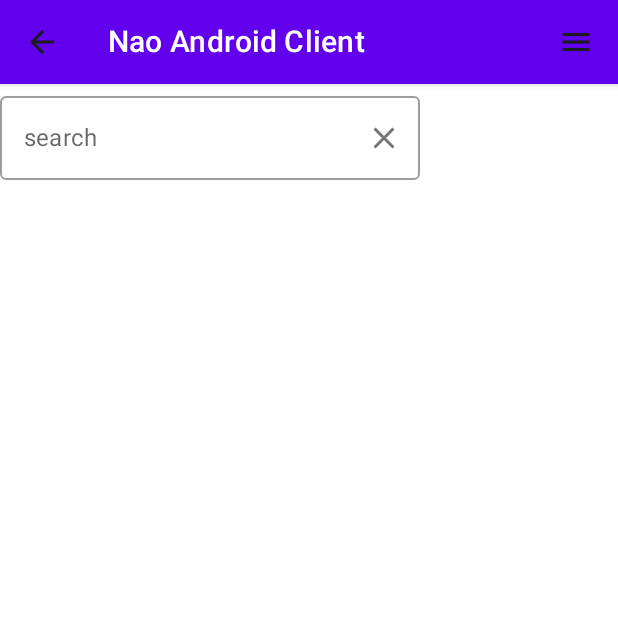
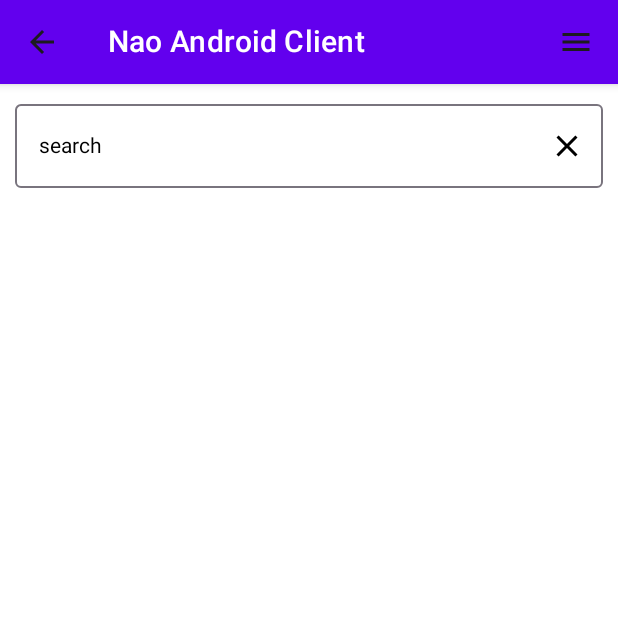
Before and after one commit to liamlgalvin/NAO-android-client, an Android app built with Jetpack Compose: the SearchScreen screen opened through its navigation route, on a phone screen of 412 x 824 dp, the top half of it. Run offline under Robolectric (Android 15) with nearby library versions, the phone set to English and light mode, and no system bars; our stand-ins replace Dagger/Hilt's generated code, livedata-compose; libraries missing offline, so code that uses them is left out: com.tinder.scarlet; 2 statements that could not run were skipped.

Commit message:
move text to strings.xml

```diff
--- a/src/main/java/com/example/naoandroidclient/ui/MainViewModel.kt
+++ b/src/main/java/com/example/naoandroidclient/ui/MainViewModel.kt
@@ -43,20 +43,21 @@ class MainViewModel @Inject constructor(
 
     var robotStatus =  state.getLiveData<RobotStatus>("robotStatus" , RobotStatus.NO_APP_RUNNING)
     var message =  state.getLiveData<String>("message")
+    var errorMessage =  state.getLiveData<String>("errorMessage")
     var currentApp =  state.getLiveData<App>("currentApp")
 
     var connectedState = state.getLiveData<String>("connectedState")
     var previousConnectedState = mutableStateOf("")
 
+    val activityNotification: MutableLiveData<ActivityNotification> by lazy { MutableLiveData<ActivityNotification>() }
+
+    var showProgressBar = MutableLiveData(false)
+    val connectionStatus = MutableLiveData(ConnectionStatus.NOT_CONNECTED)
+
     fun getConnectedState() : String? {
         previousConnectedState.value = connectedState.value.toString()
         return connectedState.value
     }
-    val activityNotification: MutableLiveData<ActivityNotification> by lazy { MutableLiveData<ActivityNotification>() }
-    var showProgressBar = MutableLiveData(false)
-
-    val connectionStatus = MutableLiveData(ConnectionStatus.NOT_CONNECTED)
-
 
     fun sendMessage(type: String) {
         sendMessage(type, "")
@@ -65,7 +66,6 @@ class MainViewModel @Inject constructor(
     fun sendMessage(type: String, message: String) {
         webSocketService.sendMessage(Message(type, "", "", message))
     }
-
 
     fun observeConnection() {
         webSocketService.observeWebSocket()
--- a/src/main/java/com/example/naoandroidclient/ui/connect/ConnectScreen.kt
+++ b/src/main/java/com/example/naoandroidclient/ui/connect/ConnectScreen.kt
@@ -5,9 +5,9 @@ import androidx.compose.foundation.gestures.detectTapGestures
 import androidx.compose.foundation.layout.*
 import androidx.compose.foundation.text.KeyboardActions
 import androidx.compose.foundation.text.KeyboardOptions
-import androidx.compose.material.Button
+import androidx.compose.material3.Button
 import androidx.compose.material.Icon
-import androidx.compose.material.OutlinedTextField
+import androidx.compose.material3.OutlinedTextField
 import androidx.compose.material.Text
 import androidx.compose.material.icons.Icons
 import androidx.compose.material.icons.filled.Clear
@@ -16,10 +16,12 @@ import androidx.compose.runtime.livedata.observeAsState
 import androidx.compose.ui.Modifier
 import androidx.compose.ui.input.pointer.pointerInput
 import androidx.compose.ui.platform.LocalFocusManager
+import androidx.compose.ui.res.stringResource
 import androidx.compose.ui.text.input.ImeAction
 import androidx.compose.ui.text.input.KeyboardType
 import androidx.compose.ui.unit.dp
 import androidx.navigation.NavController
+import com.example.naoandroidclient.R
 import com.example.naoandroidclient.domain.ConnectionStatus
 import com.example.naoandroidclient.ui.MainViewModel
 import com.example.naoandroidclient.ui.navigation.Screen
@@ -53,7 +55,7 @@ fun ConnectScreen(navController: NavController, mainViewModel: MainViewModel, co
         OutlinedTextField(
             value = connectViewModel.ip.value,
             onValueChange = { ip -> connectViewModel.setIp(ip)  },
-            label = { Text("NAO Robot IP address") },
+            label = { Text(stringResource(id = R.string.nao_robot_ip_address)) },
             keyboardActions = KeyboardActions(onGo = { focusManager.clearFocus() }),
             keyboardOptions = KeyboardOptions(
                 keyboardType = KeyboardType.Number,
@@ -62,16 +64,19 @@ fun ConnectScreen(navController: NavController, mainViewModel: MainViewModel, co
             trailingIcon = {
                 Icon(
                     Icons.Default.Clear,
-                    contentDescription = "clear ip",
+                    contentDescription = stringResource(id = R.string.clear_input),
                     modifier = Modifier
                         .clickable {
                             connectViewModel.ip.value = ""
                         }
                 )
-            }
+            },
+            modifier = Modifier
+                .fillMaxWidth()
         )
 
         Button(
+            modifier = Modifier.fillMaxWidth().padding(vertical = 10.dp),
             onClick =
             {
                 focusManager.clearFocus()
@@ -84,7 +89,7 @@ fun ConnectScreen(navController: NavController, mainViewModel: MainViewModel, co
                 }
             }
         ) {
-            Text(text = "Connect")
+            Text(text = stringResource(id = R.string.connect))
         }
     }
 }
--- a/src/main/java/com/example/naoandroidclient/ui/main/DrawerContent.kt
+++ b/src/main/java/com/example/naoandroidclient/ui/main/DrawerContent.kt
@@ -8,8 +8,10 @@ import androidx.compose.runtime.getValue
 import androidx.compose.runtime.livedata.observeAsState
 import androidx.compose.ui.Alignment
 import androidx.compose.ui.Modifier
+import androidx.compose.ui.res.stringResource
 import androidx.compose.ui.unit.dp
 import androidx.compose.ui.unit.sp
+import com.example.naoandroidclient.R
 import com.example.naoandroidclient.domain.ConnectionStatus
 import com.example.naoandroidclient.ui.MainViewModel
 
@@ -37,7 +39,7 @@ fun DisconnectedMenu(viewModel: MainViewModel) {
         .fillMaxWidth()
         .clickable {
         }) {
-        Text(text = "about", fontSize = 30.sp)
+        Text(text = stringResource(id = R.string.about), fontSize = 30.sp)
     }
 
 }
@@ -49,12 +51,12 @@ fun ConnectedMenu(viewModel: MainViewModel) {
         .clickable {
             viewModel.disconnectWebSocket()
         }) {
-        Text(text = "disconnect", fontSize = 30.sp)
+        Text(text = stringResource(id = R.string.disconnect), fontSize = 30.sp)
     }
     Row(Modifier
         .fillMaxWidth()
         .clickable {
         }) {
-        Text(text = "about", fontSize = 30.sp)
+        Text(text = stringResource(id = R.string.about), fontSize = 30.sp)
     }
 }
--- a/src/main/java/com/example/naoandroidclient/ui/search/SearchScreen.kt
+++ b/src/main/java/com/example/naoandroidclient/ui/search/SearchScreen.kt
@@ -1,15 +1,19 @@
 package com.example.naoandroidclient.ui.search
 
+import androidx.compose.animation.AnimatedVisibility
+import androidx.compose.animation.fadeIn
+import androidx.compose.animation.fadeOut
 import androidx.compose.foundation.ExperimentalFoundationApi
 import androidx.compose.foundation.background
 import androidx.compose.foundation.clickable
+import androidx.compose.foundation.gestures.detectTapGestures
 import androidx.compose.foundation.layout.*
 import androidx.compose.foundation.lazy.LazyColumn
 import androidx.compose.foundation.lazy.items
 import androidx.compose.foundation.text.KeyboardActions
 import androidx.compose.foundation.text.KeyboardOptions
 import androidx.compose.material.Icon
-import androidx.compose.material.OutlinedTextField
+import androidx.compose.material3.OutlinedTextField
 import androidx.compose.material.Text
 import androidx.compose.material.icons.Icons
 import androidx.compose.material.icons.filled.Clear
@@ -17,27 +21,39 @@ import androidx.compose.runtime.*
 import androidx.compose.ui.Modifier
 import androidx.compose.ui.focus.FocusManager
 import androidx.compose.ui.graphics.Color
+import androidx.compose.ui.input.pointer.pointerInput
 import androidx.compose.ui.platform.LocalFocusManager
+import androidx.compose.ui.res.stringResource
 import androidx.compose.ui.text.input.ImeAction
 import androidx.compose.ui.text.input.KeyboardType
 import androidx.compose.ui.unit.dp
 import androidx.compose.ui.unit.sp
 import androidx.navigation.NavController
+import com.example.naoandroidclient.R
 import com.example.naoandroidclient.ui.navigation.Screen
 
-@OptIn(ExperimentalFoundationApi::class)
 @Composable
 fun SearchScreen(navController: NavController,
                  searchViewModel: SearchViewModel,
                  focusManager: FocusManager = LocalFocusManager.current) {
-
-    Column() {
+    Column(
+        verticalArrangement = Arrangement.Center,
+        modifier = Modifier
+            .padding(horizontal = 10.dp, vertical = 5.dp)
+            .pointerInput(Unit) {
+                detectTapGestures(onTap = {
+                    focusManager.clearFocus()
+                })
+            }
+    ) {
 
         Row() {
             OutlinedTextField(
                 value = searchViewModel.searchText.value,
-                onValueChange = { searchText -> searchViewModel.searchText.value = searchText},
-                label = { Text("search") },
+                onValueChange = {
+                        searchText -> searchViewModel.searchText.value = searchText
+                                },
+                label = { Text(stringResource(id = R.string.search)) },
                 keyboardActions = KeyboardActions(onSearch = {
                     focusManager.clearFocus()
                 }),
@@ -49,17 +65,18 @@ fun SearchScreen(navController: NavController,
                 trailingIcon = {
                     Icon(
                         Icons.Default.Clear,
-                        contentDescription = "clear text",
+                        contentDescription = stringResource(id = R.string.clear_input),
                         modifier = Modifier
                             .clickable {
                                 searchViewModel.searchText.value = ""
                             }
                     )
-                }
+                },
+                modifier = Modifier.fillMaxWidth()
             )
-            Spacer(modifier = Modifier.height(8.dp))
         }
 
+        Spacer(modifier = Modifier.padding(vertical = 10.dp))
 
         SearchResults(
             searchViewModel, navController
@@ -67,24 +84,50 @@ fun SearchScreen(navController: NavController,
     }
 }
 
-@OptIn(ExperimentalFoundationApi::class)
 @Composable
 fun SearchResults(
     searchViewModel: SearchViewModel,
     navController: NavController
 ) {
-    if (searchViewModel.searchText.value == "") return
 
+
+    var visible by remember {
+        mutableStateOf(false)
+    }
+
+    visible = when (searchViewModel.searchText.value) {
+        "" -> false
+        else -> true
+    }
+
+    AnimatedVisibility(visible = visible,
+        enter = fadeIn(),
+        exit = fadeOut()
+    ) {
+        if (searchViewModel.searchText.value != "")
+            AppLazyColumn(searchViewModel, navController)
+    }
+
+}
+
+@OptIn(ExperimentalFoundationApi::class)
+@Composable
+private fun AppLazyColumn(
+    searchViewModel: SearchViewModel,
+    navController: NavController
+) {
     LazyColumn {
-        searchViewModel.getAppsGroupedFiltered(searchViewModel.searchText.value).forEach{
-                (letter, apps) ->
+        searchViewModel.getAppsGroupedFiltered(searchViewModel.searchText.value)
+            .forEach { (letter, apps) ->
                 stickyHeader {
                     Row(
                         Modifier
                             .background(Color.Gray)
                             .fillMaxWidth()
                     ) {
-                    Text(text = letter.toString(), fontSize = 30.sp)
+                        Text(text = letter.toString(),
+                            fontSize = 30.sp,
+                        modifier = Modifier.padding(5.dp)) //todo: improve
                     }
                 }
 
@@ -92,15 +135,15 @@ fun SearchResults(
                     Row(
                         Modifier
                             .fillMaxWidth()
+                            .padding(horizontal = 10.dp)
                             .clickable {
-                            navController.navigate(Screen.DetailScreen.route + "/${app.id}")
+                                navController.navigate("${Screen.DetailScreen.route}/${app.id}")
                             }) {
-                    Text(text = app.name, fontSize = 30.sp)
+                        Text(text = app.name, fontSize = 30.sp) // todo: improve
                     }
 
                 }
             }
 
     }
-
 }
--- a/src/main/res/values/strings.xml
+++ b/src/main/res/values/strings.xml
@@ -1,3 +1,14 @@
 <resources>
     <string name="app_name">Nao Android Client</string>
+
+    <string name="nao_robot_ip_address">NAO Robot IP address</string>
+    <string name="clear_input">clear input</string>
+    <string name="connect">Connect</string>
+
+    <string name="search">search</string>
+
+    <string name="about">about</string>
+    <string name="disconnect">disconnect</string>
+
+
 </resources>
```
Also changed, not shown: src/main/java/com/example/naoandroidclient/ui/main/bottombar/BottomBar.kt (+75 -4 lines). Lines whose indentation alone changed are shown as unchanged.
